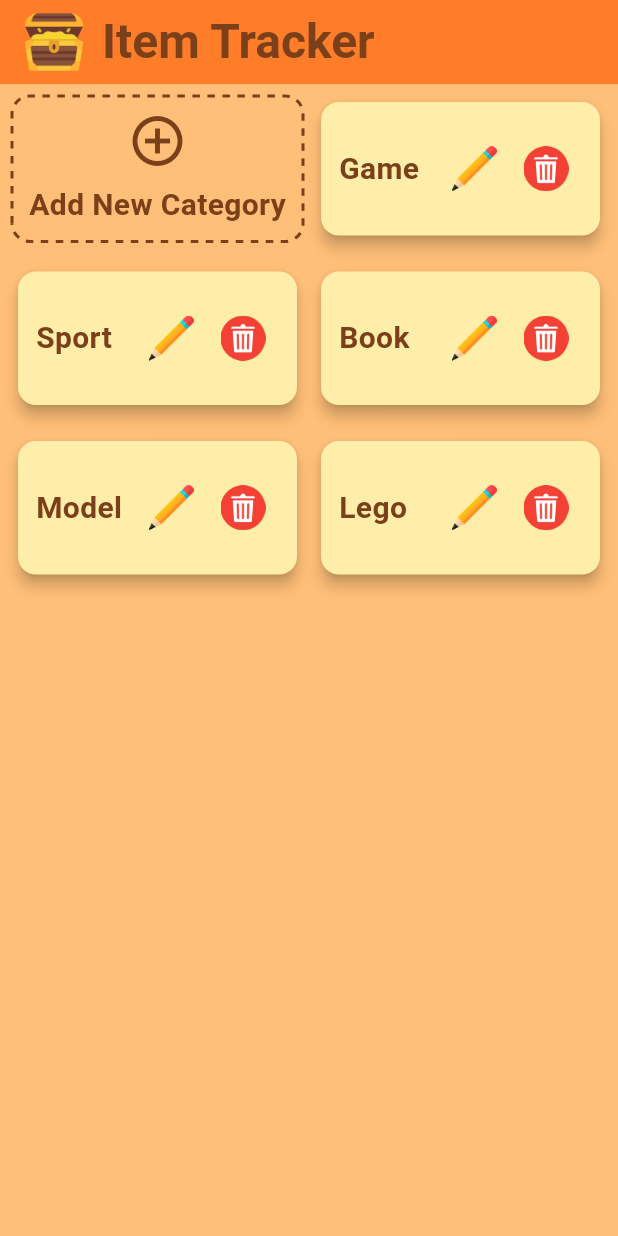
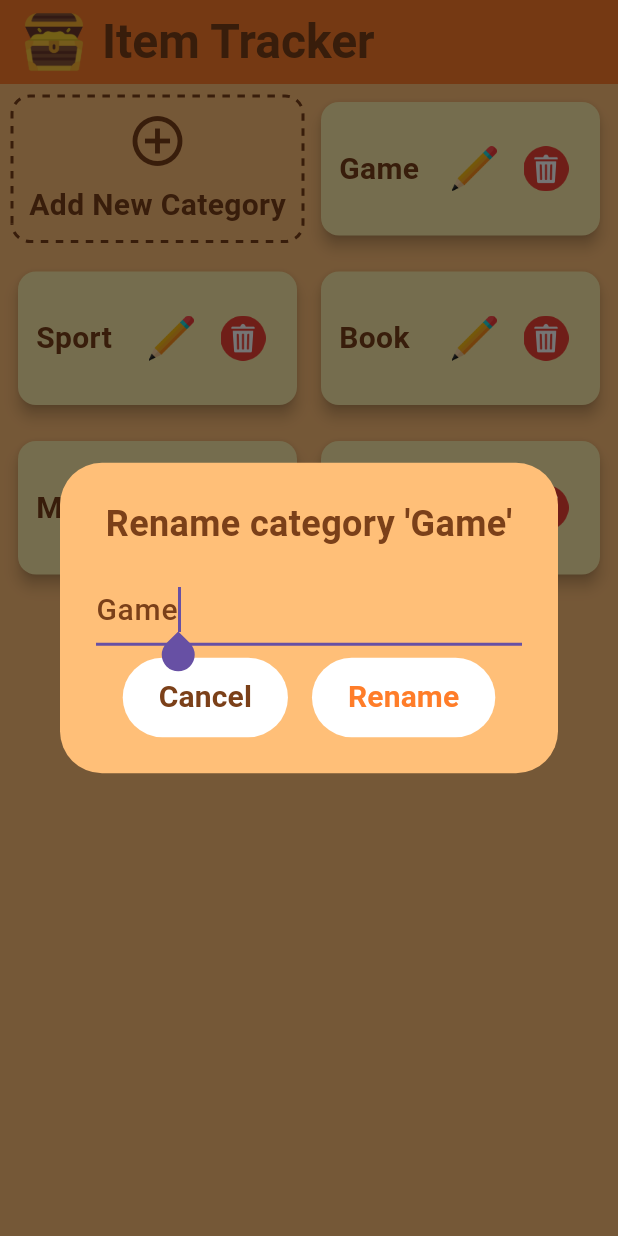
Before and after one commit to BaHaMuT-J/Item_Tracker_Flutter_Mobile_Application, a Flutter app: the screen it shows after launch, after a tap on "Game", on a phone screen of 412 x 824 dp. Run offline on Flutter 3.47's test engine with Material 3 defaults, Android fonts, the phone set to English and light mode, and no system bars.

Commit message:
Add rename button, center button in delete dialog

```diff
--- a/lib/home_screen.dart
+++ b/lib/home_screen.dart
@@ -89,14 +89,12 @@ class _HomeScreenState extends State<HomeScreen> {
                             ),
                           ),
                         ),
-                        IconButton(
-                          icon: Image.asset(
-                            'assets/pencil.png',
-                            width: 30,
-                            height: 30,
-                          ),
-                          onPressed: () {
-                            // Handle edit action
+                        RenameCategoryButton(
+                          oldName: category.name,
+                          onRename: (newName) {
+                            setState(() {
+                              category.name = newName;
+                            });
                           },
                         ),
                         DeleteButton(
@@ -163,3 +161,123 @@ class AddCategoryButton extends StatelessWidget {
     );
   }
 }
+
+class RenameCategoryButton extends StatelessWidget {
+  final String oldName;
+  final ValueChanged<String> onRename;
+  final maxNameLength = 10;
+
+  const RenameCategoryButton({
+    super.key,
+    required this.oldName,
+    required this.onRename,
+  });
+
+  @override
+  Widget build(BuildContext context) {
+    return IconButton(
+      icon: Image.asset(
+        'assets/pencil.png',
+        width: 30,
+        height: 30,
+      ),
+      onPressed: () {
+        final TextEditingController controller = TextEditingController(text: oldName);
+        final ValueNotifier<String?> errorText = ValueNotifier(null);
+
+        showDialog(
+          context: context,
+          builder: (context) => AlertDialog(
+            backgroundColor: weakOrangeColor,
+            contentPadding: const EdgeInsets.all(24),
+            content: SizedBox(
+              width: 400,
+              child: ValueListenableBuilder<String?>(
+                valueListenable: errorText,
+                builder: (context, error, _) => Column(
+                  mainAxisSize: MainAxisSize.min,
+                  children: [
+                    Text(
+                      "Rename category '$oldName'",
+                      style: const TextStyle(
+                        fontSize: 24,
+                        fontWeight: FontWeight.w600,
+                        color: brownColor,
+                      ),
+                    ),
+                    const SizedBox(height: 16),
+                    TextField(
+                      controller: controller,
+                      maxLength: maxNameLength,
+                      autofocus: true,
+                      decoration: InputDecoration(
+                        hintText: "Enter new category name",
+                        hintStyle: const TextStyle(color: Colors.grey),
+                        counterText: "",
+                        errorText: error,
+                      ),
+                      style: const TextStyle(
+                        fontSize: 20,
+                        fontWeight: FontWeight.w500,
+                        color: brownColor,
+                      ),
+                    ),
+                    const SizedBox(height: 8),
+                    Row(
+                      mainAxisAlignment: MainAxisAlignment.center,
+                      children: [
+                        TextButton(
+                          onPressed: () => Navigator.pop(context),
+                          style: TextButton.styleFrom(
+                            backgroundColor: Colors.white,
+                            padding: const EdgeInsets.symmetric(horizontal: 24, vertical: 12),
+                          ),
+                          child: const Text(
+                            "Cancel",
+                            style: TextStyle(
+                              fontSize: 20,
+                              fontWeight: FontWeight.w600,
+                              color: brownColor,
+                            ),
+                          ),
+                        ),
+                        const SizedBox(width: 16),
+                        TextButton(
+                          onPressed: () {
+                            final newName = controller.text.trim();
+                            final valid = RegExp(r'^[a-zA-Z0-9_-]{1,10}$');
+
+                            if (newName.isEmpty) {
+                              errorText.value = "Name can't be empty";
+                            } else if (!valid.hasMatch(newName)) {
+                              errorText.value = "Only letters, numbers, - and _ allowed (max $maxNameLength)";
+                            } else {
+                              onRename(newName);
+                              Navigator.pop(context);
+                            }
+                          },
+                          style: TextButton.styleFrom(
+                            backgroundColor: Colors.white,
+                            padding: const EdgeInsets.symmetric(horizontal: 24, vertical: 12),
+                          ),
+                          child: const Text(
+                            "Rename",
+                            style: TextStyle(
+                              fontSize: 20,
+                              fontWeight: FontWeight.w600,
+                              color: orangeColor,
+                            ),
+                          ),
+                        ),
+                      ],
+                    ),
+                  ],
+                ),
+              ),
+            ),
+          ),
+        );
+      },
+    );
+  }
+}
```
Also changed, not shown: lib/constant.dart (+39 -18 lines).
